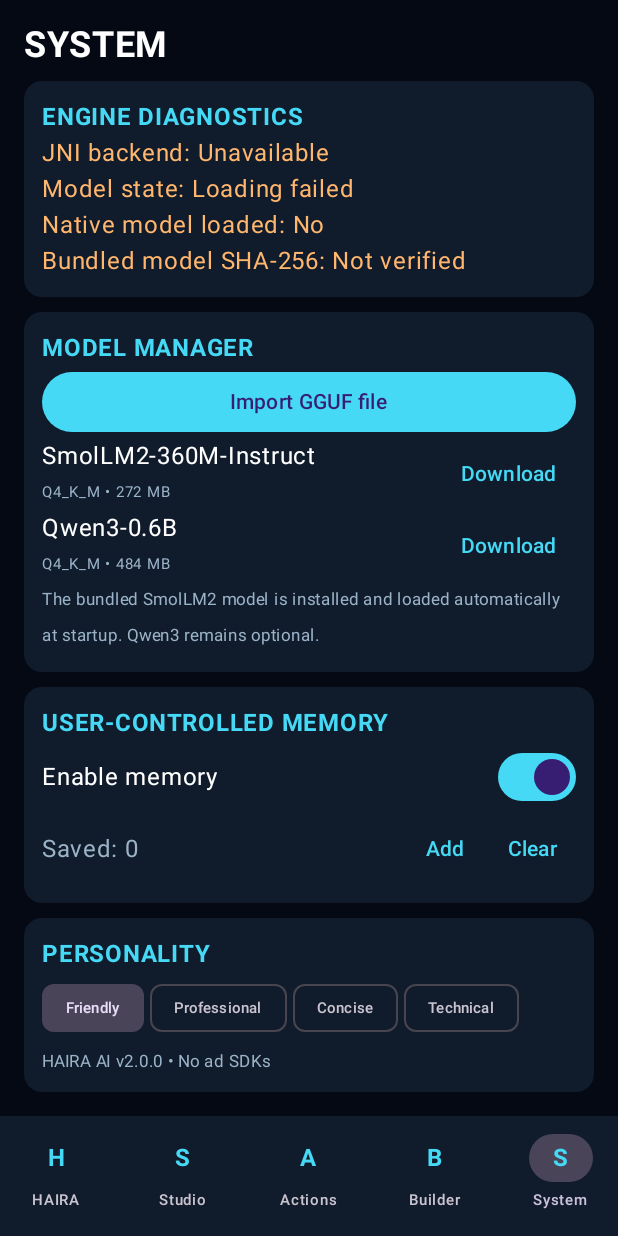
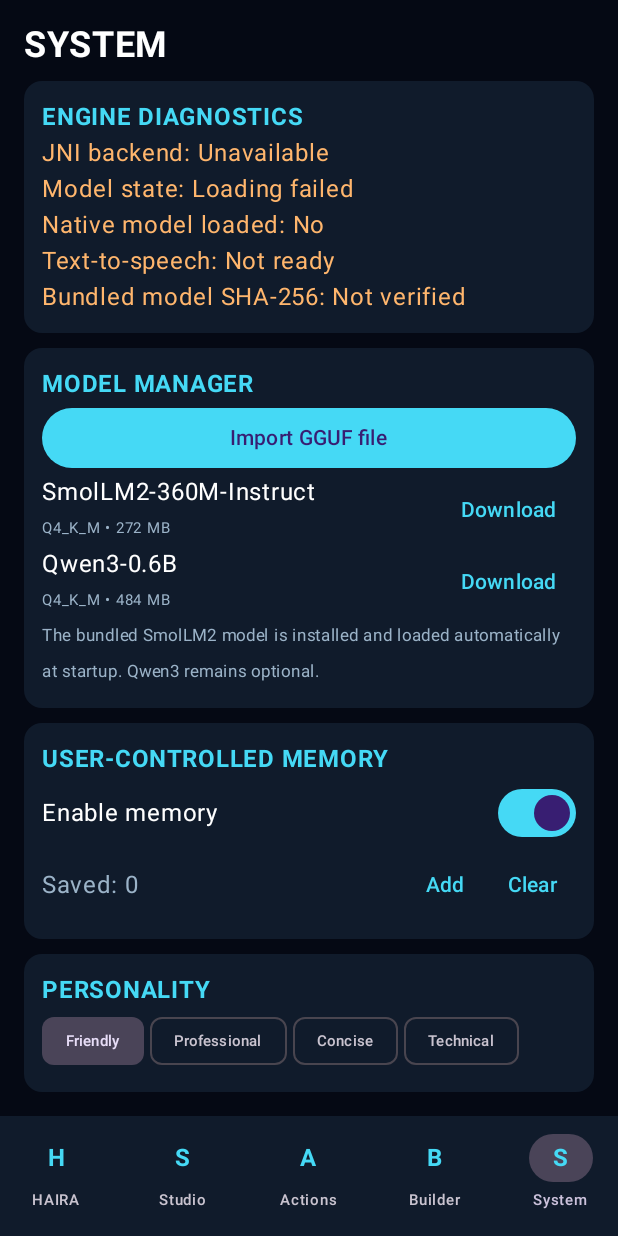
Before and after one commit to ayyannukadam001-commits/Haira-Ai-2.0, an Android app built with Jetpack Compose: the screen it shows after launch (MainActivity), item 5 of the bottom bar chosen, on a phone screen of 412 x 824 dp. Run offline under Robolectric (Android 15) with nearby library versions, the phone set to English and light mode, and no system bars; our stand-ins replace Room's generated code; pictures from the network do not load.

Commit message:
Add TTS readiness diagnostics and stop playback control

```diff
--- a/app/src/main/java/com/haira/ai/MainActivity.kt
+++ b/app/src/main/java/com/haira/ai/MainActivity.kt
@@ -83,7 +83,8 @@ fun HairaApp(){
  var exportAppName by remember{mutableStateOf("")}
  var exportPackage by remember{mutableStateOf("")}
  var recognizedSpeech by remember{mutableStateOf<String?>(null)}
- val voice= remember(context){VoiceOutput(context)}
+ var voiceReady by remember{mutableStateOf(false)}
+ val voice= remember(context){VoiceOutput(context){ready->voiceReady=ready}}
  DisposableEffect(db, voice) {
   onDispose {
    LocalInference.unload()
@@ -171,14 +172,14 @@ fun HairaApp(){
         } finally { isGenerating=false }
        }
       }
-     },onMic={micPermission.launch(Manifest.permission.RECORD_AUDIO)},onSpeak={voice.speak(it)})
+     },onMic={micPermission.launch(Manifest.permission.RECORD_AUDIO)},onSpeak={voice.speak(it)},onStopSpeak={voice.stop()})
     "Studio"->StudioScreen(Modifier.padding(padding),notes,{t,b->scope.launch{dao.saveNote(NoteEntity(title=t,body=b))}},{n->scope.launch{dao.deleteNote(n)}})
     "Actions"->ActionsScreen(Modifier.padding(padding),{context.startActivity(Intent(android.provider.Settings.ACTION_SETTINGS))},{val i=Intent(Intent.ACTION_SEND).apply{type="text/plain";putExtra(Intent.EXTRA_TEXT,"HAIRA AI")};context.startActivity(Intent.createChooser(i,"Share"))})
     "Builder"->BuilderScreen(Modifier.padding(padding),builderAppName,{builderAppName=it},builderPackage,{builderPackage=it}){name,pkg->
       if(!ProjectZipGenerator.isValidPackageId(pkg)){Toast.makeText(context,"Use a package ID like com.example.myapp",Toast.LENGTH_LONG).show()}
       else{exportAppName=name;exportPackage=pkg;projectExporter.launch(name.trim().ifBlank{"AndroidProject"}.replace(Regex("[^A-Za-z0-9_-]"),"_")+".zip")}
      }
-    else->SystemScreen(Modifier.padding(padding),models,memories,memoryEnabled,style,engineStatus,backendAvailable,bundledVerified,LocalInference.isLoaded,
+    else->SystemScreen(Modifier.padding(padding),models,memories,memoryEnabled,style,engineStatus,backendAvailable,bundledVerified,LocalInference.isLoaded,voiceReady,
      onImport={modelPicker.launch(arrayOf("application/octet-stream","application/*"))},
      onDownload={item->runCatching{ModelDownloader(context).start(item)}.onSuccess{Toast.makeText(context,"Download started. Android Download Manager will show progress.",Toast.LENGTH_LONG).show()}.onFailure{Toast.makeText(context,"Download could not start: "+it.message,Toast.LENGTH_LONG).show()}},
      onLoad={model->scope.launch{
@@ -224,7 +225,7 @@ private fun HairaCore(modifier:Modifier=Modifier){
 }
 
 @Composable
-private fun ChatScreen(modifier:Modifier,chats:List<ConversationEntity>,chatId:Long,messages:List<MessageEntity>,engineStatus:String,engineError:String?,isGenerating:Boolean,onPick:(Long)->Unit,onNew:()->Unit,onSend:(String)->Unit,onMic:()->Unit,onSpeak:(String)->Unit,recognizedSpeech:String?,onSpeechConsumed:()->Unit,onRenameClick:()->Unit,onDeleteChat:()->Unit){
+private fun ChatScreen(modifier:Modifier,chats:List<ConversationEntity>,chatId:Long,messages:List<MessageEntity>,engineStatus:String,engineError:String?,isGenerating:Boolean,onPick:(Long)->Unit,onNew:()->Unit,onSend:(String)->Unit,onMic:()->Unit,onSpeak:(String)->Unit,recognizedSpeech:String?,onSpeechConsumed:()->Unit,onRenameClick:()->Unit,onDeleteChat:()->Unit,onStopSpeak:()->Unit){
  var draft by remember{mutableStateOf("")}
  var chatQuery by remember{mutableStateOf("")}
  LaunchedEffect(recognizedSpeech,isGenerating){
@@ -246,7 +247,7 @@ private fun ChatScreen(modifier:Modifier,chats:List<ConversationEntity>,chatId:L
   Card(Modifier.fillMaxWidth().padding(top=4.dp),colors=CardDefaults.cardColors(containerColor=Panel)){Column(Modifier.padding(12.dp)){Text("ENGINE STATUS",color=Cyan,fontSize=10.sp,fontWeight=FontWeight.Bold);Text(engineStatus,color=if(engineStatus=="Model ready")Cyan else Warning,fontSize=12.sp);if(engineError!=null)Text(engineError,color=Warning,fontSize=11.sp)}}
   LazyColumn(Modifier.weight(1f).fillMaxWidth().padding(vertical=10.dp),verticalArrangement=Arrangement.spacedBy(8.dp)){
    if(messages.isEmpty())item{Text("Chat history is stored locally. AI replies are only generated when a real local model is loaded.",color=Muted,fontSize=13.sp)}
-   items(messages,key={it.id}){m->Card(colors=CardDefaults.cardColors(containerColor=if(m.role=="user")Color(0xFF12344A)else Panel)){Column(Modifier.padding(12.dp)){Text(m.role.uppercase(),color=Cyan,fontSize=9.sp,fontWeight=FontWeight.Bold);Text(m.content,modifier=if(m.role=="assistant")Modifier.testTag("assistant-response") else Modifier,color=Color.White);if(m.role=="assistant")TextButton(onClick={onSpeak(m.content)}){Text("Read aloud")}}}}
+   items(messages,key={it.id}){m->Card(colors=CardDefaults.cardColors(containerColor=if(m.role=="user")Color(0xFF12344A)else Panel)){Column(Modifier.padding(12.dp)){Text(m.role.uppercase(),color=Cyan,fontSize=9.sp,fontWeight=FontWeight.Bold);Text(m.content,modifier=if(m.role=="assistant")Modifier.testTag("assistant-response") else Modifier,color=Color.White);if(m.role=="assistant")TextButton(onClick={onSpeak(m.content)}){Text("Read aloud")};TextButton(onClick=onStopSpeak){Text("Stop voice")}}}}
    if(isGenerating)item{Text("HAIRA is thinking…",color=Cyan,fontSize=13.sp)}
   }
   Row(verticalAlignment=Alignment.CenterVertically){TextButton(onClick=onMic){Text("MIC",color=Cyan)};OutlinedTextField(draft,{draft=it},Modifier.weight(1f),placeholder={Text("Message HAIRA")},keyboardOptions=KeyboardOptions(capitalization=KeyboardCapitalization.Sentences),maxLines=4,enabled=!isGenerating);TextButton(enabled=!isGenerating,onClick={val v=draft.trim();if(v.isNotEmpty()){onSend(v);draft=""}}){Text(if(isGenerating)"…" else "SEND",color=Cyan)}}
@@ -270,10 +271,10 @@ private fun StudioScreen(modifier:Modifier,notes:List<NoteEntity>,onSave:(String
 private fun ActionsScreen(modifier:Modifier,onSettings:()->Unit,onShare:()->Unit){Column(modifier.fillMaxSize().padding(20.dp)){Text("ACTIONS",color=Color.White,fontSize=24.sp,fontWeight=FontWeight.Bold);Button(onClick=onSettings,Modifier.fillMaxWidth().padding(top=12.dp)){Text("Open Android Settings")};OutlinedButton(onClick=onShare,Modifier.fillMaxWidth()){Text("Share HAIRA")};Text("Uses Android intents; no security restrictions are bypassed.",color=Muted,fontSize=12.sp)}}
 
 @Composable
-private fun SystemScreen(modifier:Modifier,models:List<ModelEntity>,memories:List<MemoryEntity>,memoryEnabled:Boolean,style:String,engineStatus:String,backendAvailable:Boolean,bundledVerified:Boolean,nativeLoaded:Boolean,onImport:()->Unit,onDownload:(com.haira.ai.ai.ModelItem)->Unit,onLoad:(ModelEntity)->Unit,onRemove:(ModelEntity)->Unit,onMemory:(Boolean)->Unit,onStyle:(String)->Unit,onAddMemory:()->Unit,onDeleteMemory:(MemoryEntity)->Unit,onClearMemory:()->Unit){
+private fun SystemScreen(modifier:Modifier,models:List<ModelEntity>,memories:List<MemoryEntity>,memoryEnabled:Boolean,style:String,engineStatus:String,backendAvailable:Boolean,bundledVerified:Boolean,nativeLoaded:Boolean,voiceReady:Boolean,onImport:()->Unit,onDownload:(com.haira.ai.ai.ModelItem)->Unit,onLoad:(ModelEntity)->Unit,onRemove:(ModelEntity)->Unit,onMemory:(Boolean)->Unit,onStyle:(String)->Unit,onAddMemory:()->Unit,onDeleteMemory:(MemoryEntity)->Unit,onClearMemory:()->Unit){
  Column(modifier.fillMaxSize().padding(16.dp)){
   Text("SYSTEM",color=Color.White,fontSize=24.sp,fontWeight=FontWeight.Bold)
-  Card(Modifier.fillMaxWidth().padding(top=10.dp),colors=CardDefaults.cardColors(containerColor=Panel)){Column(Modifier.padding(12.dp)){Text("ENGINE DIAGNOSTICS",color=Cyan,fontWeight=FontWeight.Bold);Text("JNI backend: "+if(backendAvailable)"Available" else "Unavailable",color=if(backendAvailable)Cyan else Warning);Text("Model state: "+engineStatus,color=if(engineStatus=="Model ready")Cyan else Warning);Text("Native model loaded: "+if(nativeLoaded)"Yes" else "No",color=if(nativeLoaded)Cyan else Warning);Text("Bundled model SHA-256: "+if(bundledVerified)"Verified" else "Not verified",color=if(bundledVerified)Cyan else Warning)}}
+  Card(Modifier.fillMaxWidth().padding(top=10.dp),colors=CardDefaults.cardColors(containerColor=Panel)){Column(Modifier.padding(12.dp)){Text("ENGINE DIAGNOSTICS",color=Cyan,fontWeight=FontWeight.Bold);Text("JNI backend: "+if(backendAvailable)"Available" else "Unavailable",color=if(backendAvailable)Cyan else Warning);Text("Model state: "+engineStatus,color=if(engineStatus=="Model ready")Cyan else Warning);Text("Native model loaded: "+if(nativeLoaded)"Yes" else "No",color=if(nativeLoaded)Cyan else Warning);Text("Text-to-speech: "+if(voiceReady)"Ready" else "Not ready",color=if(voiceReady)Cyan else Warning);Text("Bundled model SHA-256: "+if(bundledVerified)"Verified" else "Not verified",color=if(bundledVerified)Cyan else Warning)}}
   Card(Modifier.fillMaxWidth().padding(top=10.dp),colors=CardDefaults.cardColors(containerColor=Panel)){Column(Modifier.padding(12.dp)){Text("MODEL MANAGER",color=Cyan,fontWeight=FontWeight.Bold);Button(onClick=onImport,Modifier.fillMaxWidth()){Text("Import GGUF file")}
    ModelCatalog.models.forEach{item->Row(verticalAlignment=Alignment.CenterVertically){Column(Modifier.weight(1f)){Text(item.name,color=Color.White);Text(item.quant+" • "+(item.sizeBytes/1_000_000)+" MB",color=Muted,fontSize=10.sp)};TextButton(onClick={onDownload(item)}){Text("Download")}}}
    models.forEach{m->Column(Modifier.fillMaxWidth().padding(vertical=6.dp)){Text(m.displayName,color=Color.White);Text((m.sizeBytes/1_000_000).toString()+" MB • SHA-256 "+m.sha256,color=Muted,fontSize=9.sp);Text("Path: "+m.path,color=Muted,fontSize=9.sp,maxLines=2);Row{TextButton(onClick={onLoad(m)}){Text("Load")};TextButton(onClick={onRemove(m)}){Text("Remove")}}}}
```
